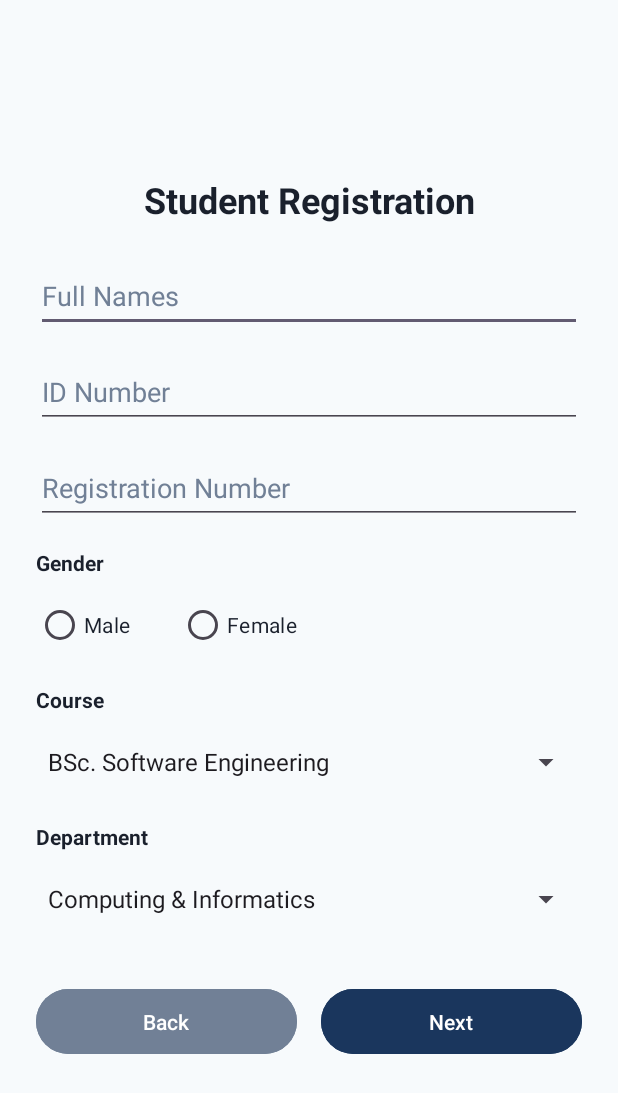
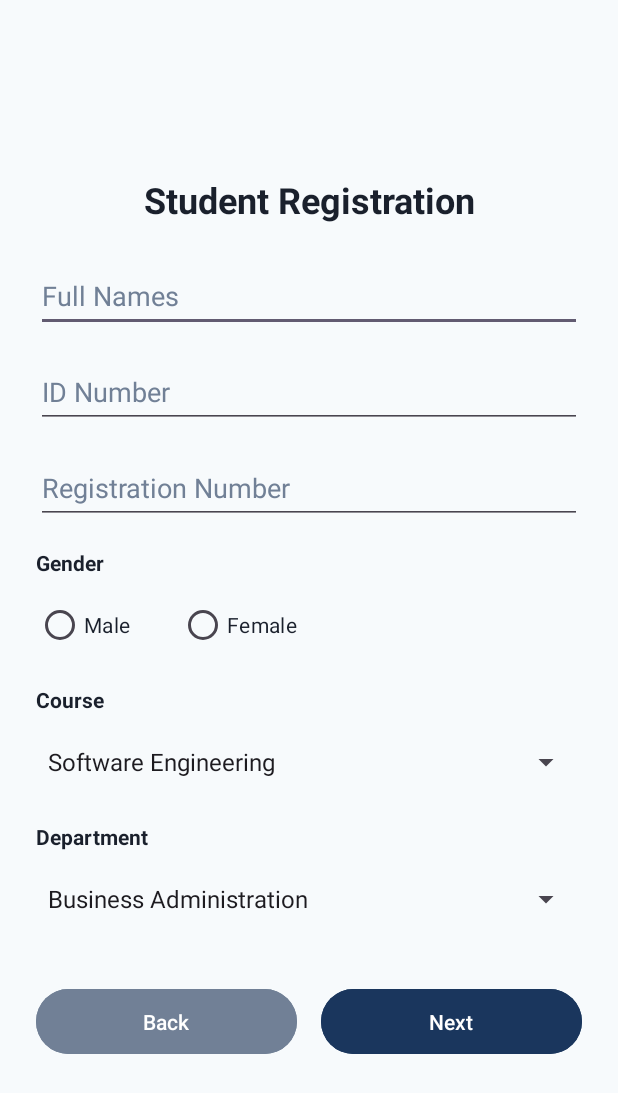
Before and after one commit to Stephanie-Karanja/UniversityRegistrationApp, an Android app: the RegistrationActivity screen opened directly, with no data from a screen before it, on a phone screen of 412 x 824 dp. Shown: the top 1093 px of the screen. Run offline under Robolectric (Android 15) with nearby library versions, the phone set to English and light mode, and no system bars; our stand-ins replace Firebase (no records; nobody signed in at launch, a user with empty details on screens opened directly).

Commit message:
update course and department dropdown spinner options in registration activity

```diff
--- a/app/src/main/java/com/example/universityregistration/activities/RegistrationActivity.java
+++ b/app/src/main/java/com/example/universityregistration/activities/RegistrationActivity.java
@@ -17,7 +17,7 @@ import com.example.universityregistration.database.OfflineSyncManager;
 
 public class RegistrationActivity extends AppCompatActivity {
 
-    // UI elements for student registration
+    // ui elements for student registration
     private EditText etFullName, etIdNumber, etRegNumber;
     private RadioGroup rgGender;
     private Spinner spinnerCourse, spinnerDepartment;
@@ -43,19 +43,41 @@ public class RegistrationActivity extends AppCompatActivity {
         firebaseHelper = new FirebaseHelper();
         offlineSyncManager = new OfflineSyncManager(this);
 
-        // populate course dropdown list
-        String[] courses = {"BSc. Software Engineering", "BSc. Computer Science", "BSc. Information Technology", "BSc. Business Information Technology"};
+        // populate course dropdown list with usiu courses
+        String[] courses = {
+                "Software Engineering",
+                "International Relations",
+                "Psychology",
+                "Accounting",
+                "Finance",
+                "Data Science & Analytics",
+                "Artificial Intelligence & Robotics",
+                "International Business Administration",
+                "Journalism",
+                "Pharmacy"
+        };
         ArrayAdapter<String> courseAdapter = new ArrayAdapter<>(this, android.R.layout.simple_spinner_item, courses);
         courseAdapter.setDropDownViewResource(android.R.layout.simple_spinner_dropdown_item);
         spinnerCourse.setAdapter(courseAdapter);
 
-        // populate department dropdown list
-        String[] departments = {"Computing & Informatics", "Business Administration", "Engineering", "Applied Sciences"};
+        // populate department dropdown list with usiu departments
+        String[] departments = {
+                "Business Administration",
+                "Finance & Accounting",
+                "Computer Science & Technology",
+                "Software Engineering",
+                "Data Science & Artificial Intelligence",
+                "Humanities & Social Sciences",
+                "International Relations",
+                "Communication & Journalism",
+                "Pharmacy & Health Sciences",
+                "Film, Animation & Creative Arts"
+        };
         ArrayAdapter<String> deptAdapter = new ArrayAdapter<>(this, android.R.layout.simple_spinner_item, departments);
         deptAdapter.setDropDownViewResource(android.R.layout.simple_spinner_dropdown_item);
         spinnerDepartment.setAdapter(deptAdapter);
 
-        // handle back button click to return to previous screen
+        // handle back button click
         if (btnBack != null) {
             btnBack.setOnClickListener(v -> finish());
         }
```
